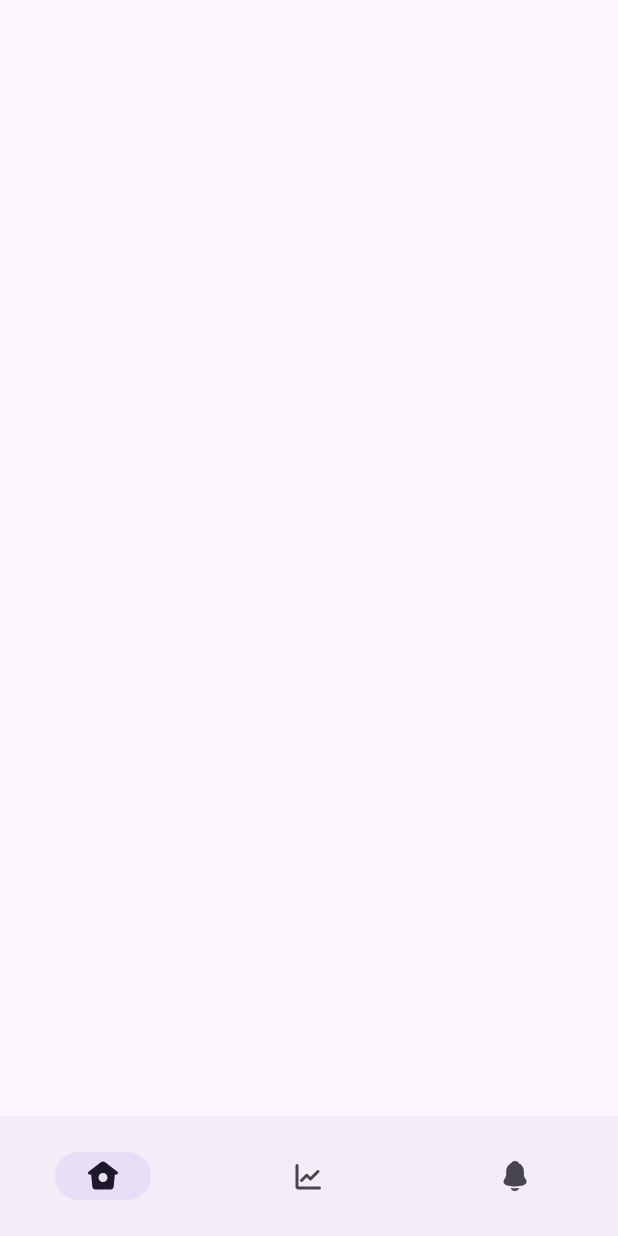
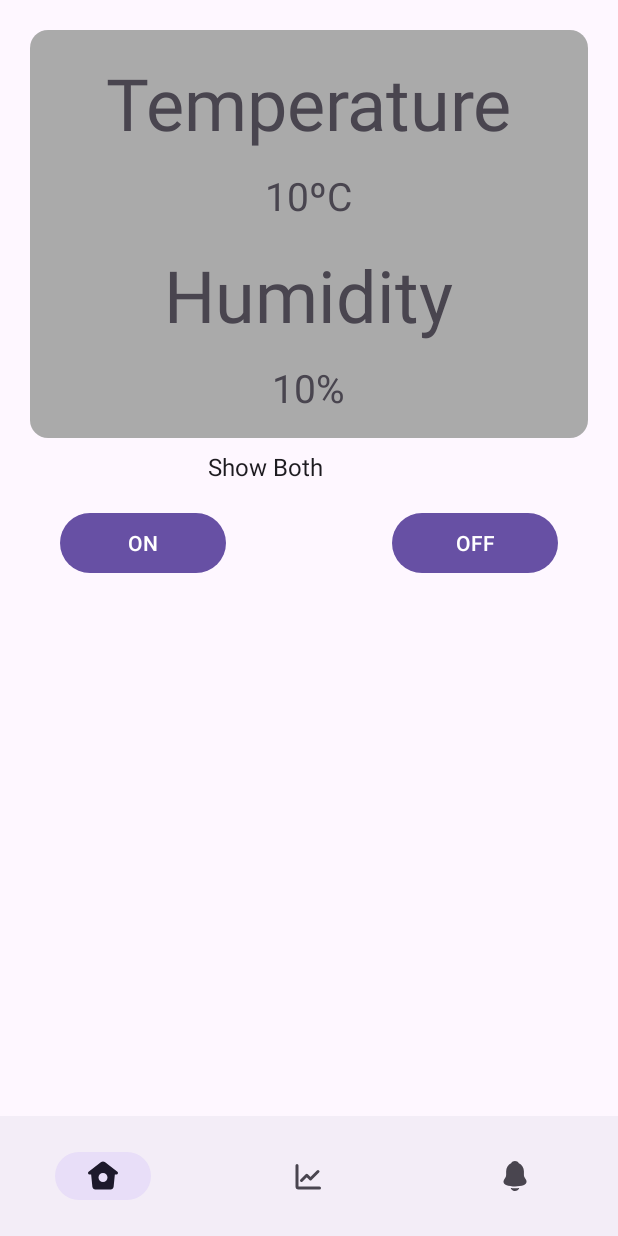
Before and after one commit to Descatres/Android-Room-Sensors-App, an Android app: the screen it shows after launch (MainActivity), on a phone screen of 412 x 824 dp. Run offline under Robolectric (Android 15) with nearby library versions, the phone set to English and light mode, and no system bars.

Commit message:
minor things added (home layout)

```diff
--- /dev/null
+++ b/app/src/main/res/drawable/rounded_background.xml
@@ -0,0 +1,5 @@
+<?xml version="1.0" encoding="utf-8"?>
+<shape xmlns:android="http://schemas.android.com/apk/res/android">
+    <corners android:radius="12dp" />
+    <solid android:color="@android:color/darker_gray" />
+</shape>
--- a/app/src/main/res/layout/fragment_home.xml
+++ b/app/src/main/res/layout/fragment_home.xml
@@ -1,6 +1,106 @@
 <?xml version="1.0" encoding="utf-8"?>
 <RelativeLayout xmlns:android="http://schemas.android.com/apk/res/android"
+    xmlns:app="http://schemas.android.com/apk/res-auto"
     android:layout_width="match_parent"
     android:layout_height="match_parent">
-    <!-- Add your UI elements for the home fragment here -->
+
+    <!-- Grey background for temperature and humidity -->
+    <RelativeLayout
+        android:id="@+id/temperatureHumidityContainer"
+        android:layout_width="match_parent"
+        android:layout_height="wrap_content"
+        android:layout_marginTop="20dp"
+        android:layout_marginStart="20dp"
+        android:layout_marginEnd="20dp"
+        android:background="@drawable/rounded_background"
+        android:padding="16dp">
+
+        <!-- Temperature TextView -->
+        <TextView
+            android:id="@+id/textTemperature"
+            android:layout_width="wrap_content"
+            android:layout_height="wrap_content"
+            android:text="@string/temperature"
+            android:textSize="48sp"
+            android:layout_centerHorizontal="true" />
+
+        <!-- Realtime temp TextView -->
+        <TextView
+            android:id="@+id/realtimeTemperature"
+            android:layout_width="wrap_content"
+            android:layout_height="wrap_content"
+            android:layout_below="@id/textTemperature"
+            android:layout_marginTop="12dp"
+            android:text="10ºC"
+            android:textSize="26sp"
+            android:layout_centerHorizontal="true" />
+
+        <!-- Humidity TextView -->
+        <TextView
+            android:id="@+id/textHumidity"
+            android:layout_width="wrap_content"
+            android:layout_height="wrap_content"
+            android:layout_below="@id/realtimeTemperature"
+            android:layout_marginTop="16dp"
+            android:text="@string/humidity"
+            android:textSize="48sp"
+            android:layout_centerHorizontal="true" />
+
+        <!-- Realtime temp TextView -->
+        <TextView
+            android:id="@+id/realtimeHumidity"
+            android:layout_width="wrap_content"
+            android:layout_height="wrap_content"
+            android:layout_below="@id/textHumidity"
+            android:layout_marginTop="12dp"
+            android:text="10%"
+            android:textSize="26sp"
+            android:layout_centerHorizontal="true" />
+    </RelativeLayout>
+
+    <!-- Spinner to select what to show -->
+    <Spinner
+        android:id="@+id/spinnerShowData"
+        android:layout_width="wrap_content"
+        android:layout_height="wrap_content"
+        android:layout_below="@id/temperatureHumidityContainer"
+        android:layout_centerHorizontal="true"
+        android:layout_marginTop="8dp"
+        android:background="@android:color/transparent"
+        android:entries="@array/data_options"
+        android:prompt="@string/select_data_prompt" />
+
+    <!-- Buttons to turn on and off LED -->
+    <LinearLayout
+        android:layout_width="match_parent"
+        android:layout_height="wrap_content"
+        android:layout_below="@id/spinnerShowData"
+        android:orientation="horizontal"
+        android:layout_marginTop="16dp">
+
+        <!-- Button to turn on LED -->
+        <Button
+            android:id="@+id/btnTurnOn"
+            android:layout_width="0dp"
+            android:layout_height="wrap_content"
+            android:layout_weight="1"
+            android:layout_marginStart="40dp"
+            android:text="@string/on" />
+
+        <!-- Space between buttons -->
+        <Space
+            android:layout_width="0dp"
+            android:layout_height="wrap_content"
+            android:layout_weight="1" />
+
+        <!-- Button to turn off LED -->
+        <Button
+            android:id="@+id/btnTurnOff"
+            android:layout_width="0dp"
+            android:layout_height="wrap_content"
+            android:layout_weight="1"
+            android:layout_marginEnd="40dp"
+            android:text="@string/off" />
+    </LinearLayout>
+
 </RelativeLayout>
--- /dev/null
+++ b/app/src/main/res/values/arrays.xml
@@ -0,0 +1,10 @@
+<?xml version="1.0" encoding="utf-8"?>
+<resources>
+    <!-- ... other arrays ... -->
+
+    <string-array name="data_options">
+        <item>Show Both</item>
+        <item>Show Temperature</item>
+        <item>Show Humidity</item>
+    </string-array>
+</resources>
--- a/app/src/main/res/values/strings.xml
+++ b/app/src/main/res/values/strings.xml
@@ -48,4 +48,9 @@
     <string name="home">Home</string>
     <string name="graph">Graph</string>
     <string name="alerts">Alerts</string>
+    <string name="temperature">"Temperature"</string>
+    <string name="humidity">"Humidity"</string>
+    <string name="on">ON</string>
+    <string name="off">OFF</string>
+    <string name="select_data_prompt">Select data to show</string>
 </resources>
```
